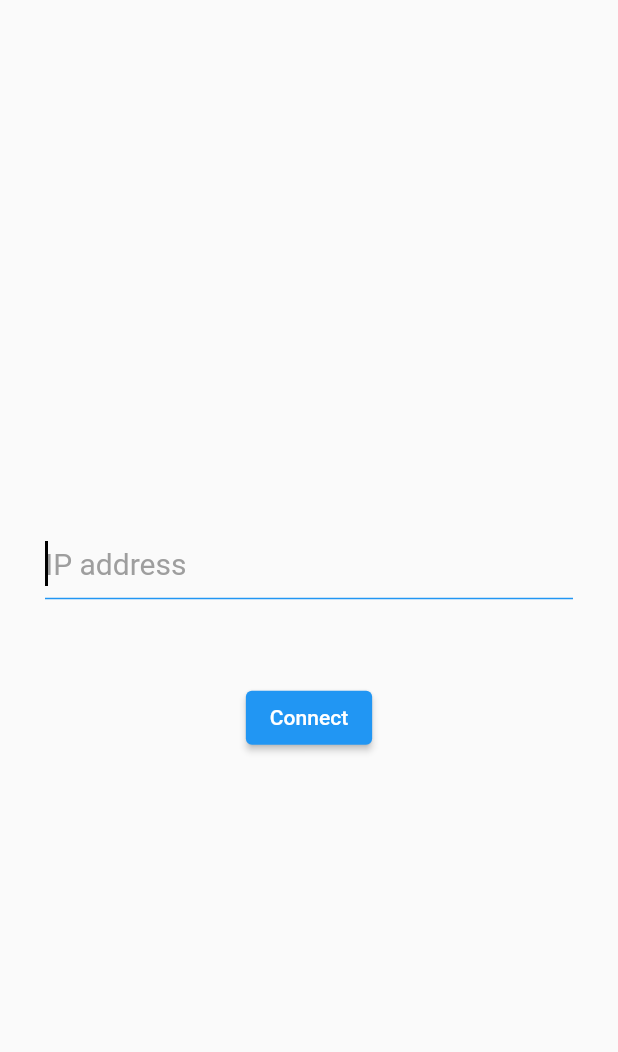
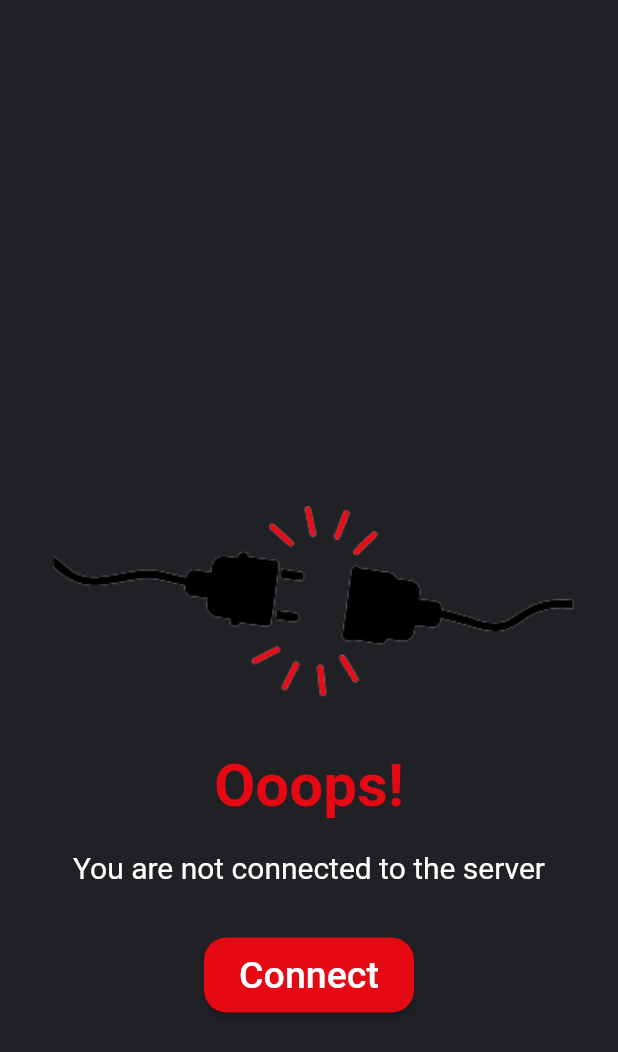
Before and after one commit to rahulv07/project-mustream, a Flutter app: the screen it shows after launch, on a phone screen of 412 x 824 dp. Shown: the top 1052 px of the screen. Run offline on Flutter 3.47's test engine with Material 2 defaults, Android fonts, the phone set to English and light mode, and no system bars; our stand-ins replace audioplayers.

Commit message:
added home page

```diff
--- a/mustream/lib/main.dart
+++ b/mustream/lib/main.dart
@@ -1,5 +1,7 @@
 import 'package:flutter/material.dart';
-import 'services/client.dart';
+import 'package:mustream/screens/homePage.dart';
+import 'package:mustream/services/changeNotifier.dart';
+import 'package:provider/provider.dart';
 
 void main() {
   runApp(const MyApp());
@@ -11,68 +13,12 @@ class MyApp extends StatelessWidget {
   // This widget is the root of your application.
   @override
   Widget build(BuildContext context) {
-    return MaterialApp(
-      theme: ThemeData(
-        primarySwatch: Colors.blue,
+    return ChangeNotifierProvider(
+      create: (context) => TaskList(), //Just for namesake given as taskList
+      child: const MaterialApp(
+        debugShowCheckedModeBanner: false,
+        home: HomePage(),
       ),
-      home: HomePage(),
     );
   }
 }
-
-class HomePage extends StatelessWidget {
-  HomePage({Key? key}) : super(key: key);
-
-  String ipAddress = '';
-  int port = 5902;
-
-  @override
-  Widget build(BuildContext context) {
-    return Scaffold(
-      body: Center(
-          child: Column(
-        mainAxisAlignment: MainAxisAlignment.center,
-        children: [
-          Padding(
-            padding: const EdgeInsets.all(30),
-            child: TextField(
-              autofocus: true,
-              cursorColor: Colors.black,
-              cursorHeight: 30.0,
-              decoration: const InputDecoration(
-                hintText: "IP address",
-                hintStyle: TextStyle(color: Colors.grey),
-                enabledBorder: UnderlineInputBorder(
-                  borderSide: BorderSide(
-                    color: Colors.red,
-                  ),
-                ),
-                focusedBorder: UnderlineInputBorder(
-                  borderSide: BorderSide(
-                    color: Colors.blue,
-                  ),
-                ),
-              ),
-              style: const TextStyle(
-                color: Colors.black,
-                fontSize: 20.0,
-              ),
-              onChanged: (text) {
-                ipAddress = text;
-              },
-            ),
-          ),
-          const SizedBox(height: 25),
-          ElevatedButton(
-            onPressed: () async {
-              print('Client pressed.');
-              Client client = Client();
-              await client.connect(ipAddress, port);
-            },
-            child: const Text('Connect'),
-          ),
-        ],
-      )),
-    );
-  }
-}
--- /dev/null
+++ b/mustream/lib/screens/homePage.dart
@@ -0,0 +1,64 @@
+import 'package:flutter/material.dart';
+
+class HomePage extends StatelessWidget {
+  const HomePage({Key? key}) : super(key: key);
+
+  @override
+  Widget build(BuildContext context) {
+    return SafeArea(
+      child: Scaffold(
+        backgroundColor: const Color(0xFF202124),
+        body: Stack(
+          children: [
+            const Center(
+              child: Image(
+                image: AssetImage("images/socketPlug2.png"),
+              ),
+            ),
+            Container(
+              alignment: Alignment.bottomCenter,
+              padding: const EdgeInsets.only(top: 500),
+              child: Column(
+                children: [
+                  const Text(
+                    "Ooops!",
+                    style: TextStyle(
+                      color: Color(0xFFE50914),
+                      fontSize: 40,
+                      fontWeight: FontWeight.bold,
+                    ),
+                  ),
+                  const SizedBox(
+                    height: 20,
+                  ),
+                  const Text(
+                    "You are not connected to the server",
+                    style: TextStyle(
+                      color: Colors.white,
+                      fontSize: 20,
+                    ),
+                  ),
+                  const SizedBox(height: 35),
+                  MaterialButton(
+                    textColor: Colors.white,
+                    shape: RoundedRectangleBorder(
+                      borderRadius: BorderRadius.circular(15),
+                    ),
+                    color: const Color(0xFFE50914),
+                    height: 50,
+                    minWidth: 140,
+                    onPressed: () {},
+                    child: const Text(
+                      "Connect",
+                      style: TextStyle(fontSize: 25),
+                    ),
+                  ),
+                ],
+              ),
+            ),
+          ],
+        ),
+      ),
+    );
+  }
+}
--- /dev/null
+++ b/mustream/lib/services/changeNotifier.dart
@@ -0,0 +1,7 @@
+
+import 'package:flutter/cupertino.dart';
+
+class TaskList extends ChangeNotifier
+{
+  List taskList=[];  // summa list declare paniruken edhavadhu poduradhukaga
+}
--- a/mustream/pubspec.yaml
+++ b/mustream/pubspec.yaml
@@ -35,6 +35,7 @@ dependencies:
   # Use with the CupertinoIcons class for iOS style icons.
   cupertino_icons: ^1.0.2
   audioplayers: ^0.20.1
+  provider: ^6.0.2
 
 dev_dependencies:
   flutter_test:
@@ -59,9 +60,8 @@ flutter:
   uses-material-design: true
 
   # To add assets to your application, add an assets section, like this:
-  # assets:
-  #   - images/a_dot_burr.jpeg
-  #   - images/a_dot_ham.jpeg
+  assets:
+    - images/
 
   # An image asset can refer to one or more resolution-specific "variants", see
   # https://flutter.dev/assets-and-images/#resolution-aware.
```
Also changed, not shown: mustream/images/socketPlug2.png (added), mustream/images/socketplug.jpg (added), mustream/images/socketplug1.png (added), mustream/pubspec.lock.
